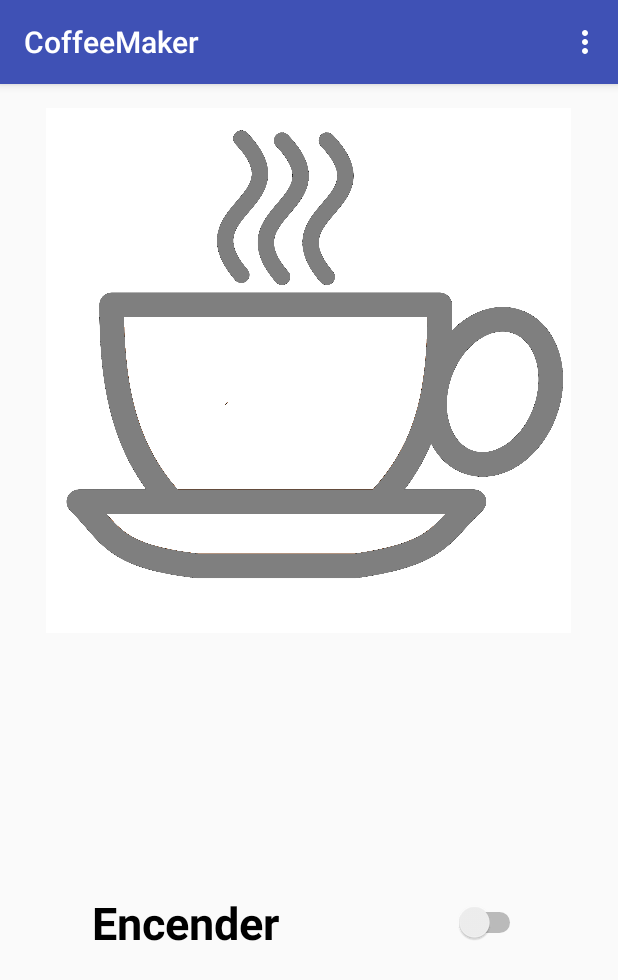
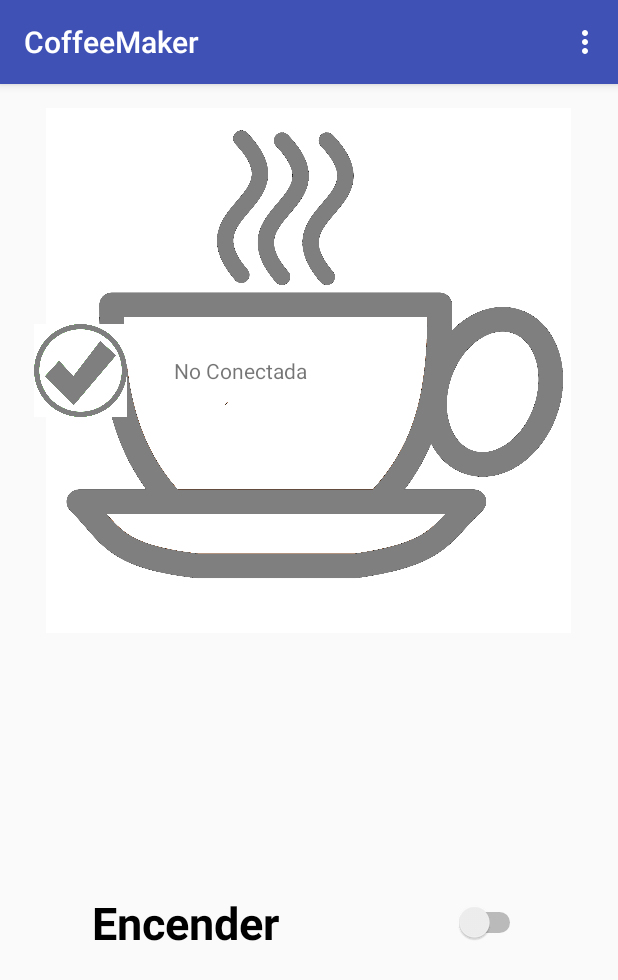
Before and after one commit to ElAngeluz/CoffeeMakerArduino, an Android app: the screen it shows after launch (MainActivity), on a phone screen of 412 x 824 dp. Shown: the top 980 px of the screen. Run offline under Robolectric (Android 15) with nearby library versions, the phone set to English and light mode, and no system bars; libraries missing offline, so code that uses them is left out: org.eclipse.paho.

Commit message:
terminado fase de diseño experimental

```diff
--- a/Desarrollo/CoffeeMaker/app/build.gradle
+++ b/Desarrollo/CoffeeMaker/app/build.gradle
@@ -19,8 +19,17 @@ android {
     }
 }
 
+repositories {
+    maven {
+        url "https://repo.eclipse.org/content/repositories/paho-releases/"
+    }
+}
+
 dependencies {
     compile fileTree(dir: 'libs', include: ['*.jar'])
     testCompile 'junit:junit:4.12'
     compile 'com.android.support:appcompat-v7:23.4.0'
+    compile('org.eclipse.paho:org.eclipse.paho.android.service:1.0.2') {
+        exclude module: 'support-v4'
+    }
 }
--- a/Desarrollo/CoffeeMaker/app/src/main/java/cti/com/coffeemaker/MainActivity.java
+++ b/Desarrollo/CoffeeMaker/app/src/main/java/cti/com/coffeemaker/MainActivity.java
@@ -1,4 +1,14 @@
 package cti.com.coffeemaker;
+
+import org.eclipse.paho.android.service.MqttAndroidClient;
+import org.eclipse.paho.client.mqttv3.IMqttActionListener;
+import org.eclipse.paho.client.mqttv3.IMqttDeliveryToken;
+import org.eclipse.paho.client.mqttv3.IMqttToken;
+import org.eclipse.paho.client.mqttv3.MqttCallback;
+import org.eclipse.paho.client.mqttv3.MqttClient;
+import org.eclipse.paho.client.mqttv3.MqttConnectOptions;
+import org.eclipse.paho.client.mqttv3.MqttException;
+import org.eclipse.paho.client.mqttv3.MqttMessage;
 
 import android.support.v7.app.AppCompatActivity;
 import android.os.Bundle;
@@ -6,34 +16,38 @@ import android.view.Menu;
 import android.view.MenuInflater;
 import android.view.MenuItem;
 import android.widget.CompoundButton;
+import android.widget.ImageView;
 import android.widget.Switch;
+import android.widget.TextView;
 
 public class MainActivity extends AppCompatActivity {
-    private Switch mySwitch;
+    private Switch swEncender;
+    private ImageView PicCafe;
+    private ImageView PicMensaje;
+    private TextView txtMensaje;
 
     @Override
     protected void onCreate(Bundle savedInstanceState) {
         super.onCreate(savedInstanceState);
         setContentView(R.layout.activity_main);
 
-        mySwitch = (Switch) findViewById(R.id.Encendida);
+        swEncender = (Switch) findViewById(R.id.Encendida);
 
-        mySwitch.setOnCheckedChangeListener(new CompoundButton.OnCheckedChangeListener() {
+        swEncender.setOnCheckedChangeListener(new CompoundButton.OnCheckedChangeListener() {
 
             @Override
-            public void onCheckedChanged(CompoundButton buttonView,
-                                         boolean isChecked) {
+            public void onCheckedChanged(CompoundButton buttonView,boolean isChecked) {
 
                 if(isChecked){
                     //press on
                 }else{
                     //press off
                 }
-
             }
         });
     }
 
+    //para que se muestre el menu
     @Override
     public boolean onCreateOptionsMenu(Menu menu) {
         MenuInflater inflater = getMenuInflater();
@@ -41,6 +55,7 @@ public class MainActivity extends AppCompatActivity {
         return true;
     }
 
+    //para saber cuando se ha seleccionado un item del menu
     @Override
     public boolean onOptionsItemSelected(MenuItem item) {
         // Handle item selection
--- a/Desarrollo/CoffeeMaker/app/src/main/res/layout/activity_main.xml
+++ b/Desarrollo/CoffeeMaker/app/src/main/res/layout/activity_main.xml
@@ -28,9 +28,18 @@
         <ImageView
             android:layout_width="75dp"
             android:layout_height="62dp"
-            android:id="@+id/imageView2"
+            android:id="@+id/Proximidad"
+            android:src="@drawable/uncheck"
             android:layout_gravity="left|center_vertical"
             android:contentDescription="@string/sensorproximidad" />
+
+        <TextView android:text="@string/mensaje" android:layout_width="wrap_content"
+            android:layout_height="wrap_content"
+            android:id="@+id/company"
+            android:padding="100dp"
+            android:layout_gravity="left|center_vertical"
+            android:layout_centerHorizontal="true"/>
+
 
     </FrameLayout>
 
--- a/Desarrollo/CoffeeMaker/app/src/main/res/values/strings.xml
+++ b/Desarrollo/CoffeeMaker/app/src/main/res/values/strings.xml
@@ -5,4 +5,5 @@
     <string name="help">Ayuda</string>
     <string name="conectar">Conectar</string>
     <string name="encendido">Encender</string>
+    <string name="mensaje">No Conectada</string>
 </resources>
```
Also changed, not shown: Desarrollo/CoffeeMaker/app/src/main/res/drawable/check.png (added), Desarrollo/CoffeeMaker/app/src/main/res/drawable/uncheck.png (added).
